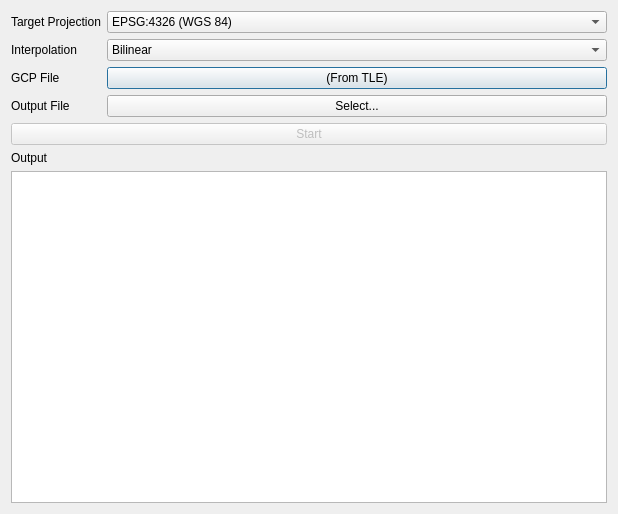
Above: src/qt/projectdialog.ui from Xerbo/LeanHRPT-Decode before the change. Below: the same form after it.
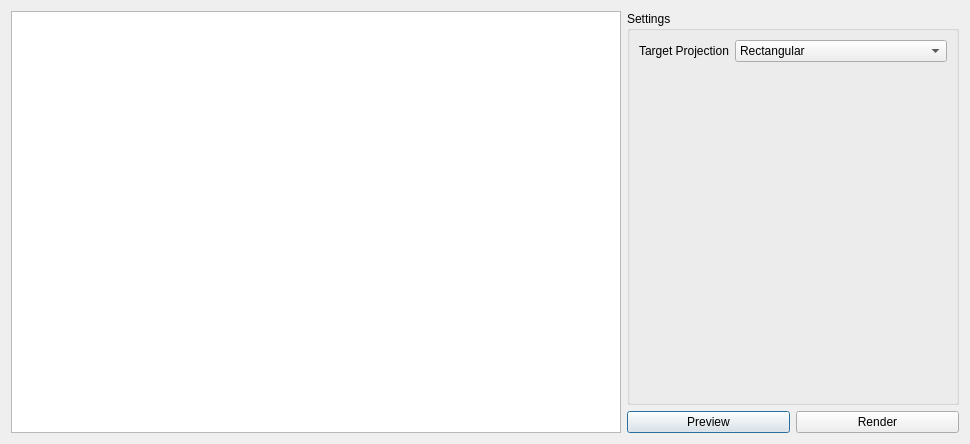
That is the form after the change. Icons and pictures are not drawn.

Commit message: Verry basic built in projection

The edit to the form file:
```diff
--- a/src/qt/projectdialog.ui
+++ b/src/qt/projectdialog.ui
@@ -6,8 +6,8 @@
    <rect>
     <x>0</x>
     <y>0</y>
-    <width>618</width>
-    <height>514</height>
+    <width>970</width>
+    <height>444</height>
    </rect>
   </property>
   <property name="windowTitle">
@@ -17,18 +17,33 @@
    <iconset>
     <normaloff>logo128.png</normaloff>logo128.png</iconset>
   </property>
-  <layout class="QVBoxLayout" name="verticalLayout">
+  <layout class="QHBoxLayout" name="horizontalLayout">
    <item>
-    <layout class="QFormLayout" name="settings">
+    <widget class="QGraphicsView" name="projectionPreview"/>
+   </item>
+   <item>
+    <layout class="QVBoxLayout" name="buttonColumn">
+     <item>
+      <widget class="QGroupBox" name="settingsBox">
+       <property name="sizePolicy">
+        <sizepolicy hsizetype="Maximum" vsizetype="Preferred">
+         <horstretch>0</horstretch>
+         <verstretch>0</verstretch>
+        </sizepolicy>
+       </property>
+       <property name="title">
+        <string>Settings</string>
+       </property>
+       <layout class="QFormLayout" name="formLayout">
      <item row="0" column="0">
-      <widget class="QLabel" name="projectionLabel">
+         <widget class="QLabel" name="targetProjectionLabel">
        <property name="text">
         <string>Target Projection</string>
        </property>
       </widget>
      </item>
      <item row="0" column="1">
-      <widget class="QComboBox" name="projection">
+         <widget class="QComboBox" name="targetProjection">
        <property name="sizePolicy">
         <sizepolicy hsizetype="Expanding" vsizetype="Fixed">
          <horstretch>0</horstretch>
@@ -37,7 +52,7 @@
        </property>
        <item>
         <property name="text">
-         <string>EPSG:4326 (WGS 84)</string>
+            <string>Rectangular</string>
         </property>
        </item>
        <item>
@@ -47,32 +62,9 @@
        </item>
        <item>
         <property name="text">
-         <string>EPSG:3857 (Web Mercator)</string>
-        </property>
-       </item>
-      </widget>
-     </item>
-     <item row="1" column="0">
-      <widget class="QLabel" name="interpolationLabel">
-       <property name="text">
-        <string>Interpolation</string>
-       </property>
-      </widget>
-     </item>
-     <item row="1" column="1">
-      <widget class="QComboBox" name="interpolation">
-       <property name="sizePolicy">
-        <sizepolicy hsizetype="Expanding" vsizetype="Fixed">
-         <horstretch>0</horstretch>
-         <verstretch>0</verstretch>
-        </sizepolicy>
-       </property>
-       <property name="toolTip">
-        <string>In order of speed, fastest -&gt; slowest (where slowest is the highest quality)</string>
-       </property>
-       <property name="currentIndex">
-        <number>1</number>
-       </property>
+            <string>Mollweide</string>
+           </property>
+          </item>
        <item>
         <property name="text">
          <string>Nearest Neighbor</string>
@@ -80,91 +72,31 @@
        </item>
        <item>
         <property name="text">
-         <string>Bilinear</string>
-        </property>
-       </item>
-       <item>
-        <property name="text">
-         <string>Cubic</string>
-        </property>
-       </item>
-       <item>
-        <property name="text">
-         <string>Lanczos</string>
-        </property>
-       </item>
-      </widget>
-     </item>
-     <item row="2" column="0">
-      <widget class="QLabel" name="gcpLabel">
-       <property name="text">
-        <string>GCP File</string>
-       </property>
-      </widget>
-     </item>
-     <item row="2" column="1">
-      <widget class="QPushButton" name="gcp">
-       <property name="sizePolicy">
-        <sizepolicy hsizetype="Expanding" vsizetype="Fixed">
-         <horstretch>0</horstretch>
-         <verstretch>0</verstretch>
-        </sizepolicy>
-       </property>
-       <property name="toolTip">
-        <string>Use to project an old pass where TLEs have drifted too much</string>
-       </property>
-       <property name="text">
-        <string>(From TLE)</string>
-       </property>
-      </widget>
-     </item>
-     <item row="3" column="0">
-      <widget class="QLabel" name="outputLabel">
-       <property name="text">
-        <string>Output File</string>
-       </property>
-      </widget>
-     </item>
-     <item row="3" column="1">
-      <widget class="QPushButton" name="output">
-       <property name="sizePolicy">
-        <sizepolicy hsizetype="Expanding" vsizetype="Fixed">
-         <horstretch>0</horstretch>
-         <verstretch>0</verstretch>
-        </sizepolicy>
-       </property>
-       <property name="text">
-        <string>Select...</string>
-       </property>
-      </widget>
-     </item>
-    </layout>
-   </item>
-   <item>
-    <widget class="QPushButton" name="startButton">
-     <property name="enabled">
-      <bool>false</bool>
-     </property>
-     <property name="text">
-      <string>Start</string>
-     </property>
+            <string>South Pole Azimuthal Equidistant</string>
+           </property>
+          </item>
+         </widget>
+        </item>
+       </layout>
     </widget>
    </item>
    <item>
-    <layout class="QVBoxLayout" name="logLayout">
+      <layout class="QHBoxLayout" name="buttonRow">
      <item>
-      <widget class="QLabel" name="logLabel">
+        <widget class="QPushButton" name="preview">
        <property name="text">
-        <string>Output</string>
+          <string>Preview</string>
        </property>
       </widget>
      </item>
      <item>
-      <widget class="QPlainTextEdit" name="logWindow">
-       <property name="readOnly">
-        <bool>true</bool>
-       </property>
-      </widget>
+        <widget class="QPushButton" name="render">
+         <property name="text">
+          <string>Render</string>
+         </property>
+        </widget>
+       </item>
+      </layout>
      </item>
     </layout>
    </item>
```
Left out of the diff: 4 changed lines with no effect on the pictures. Lines whose indentation alone changed are shown as unchanged. The commit also changes 10 other files.
